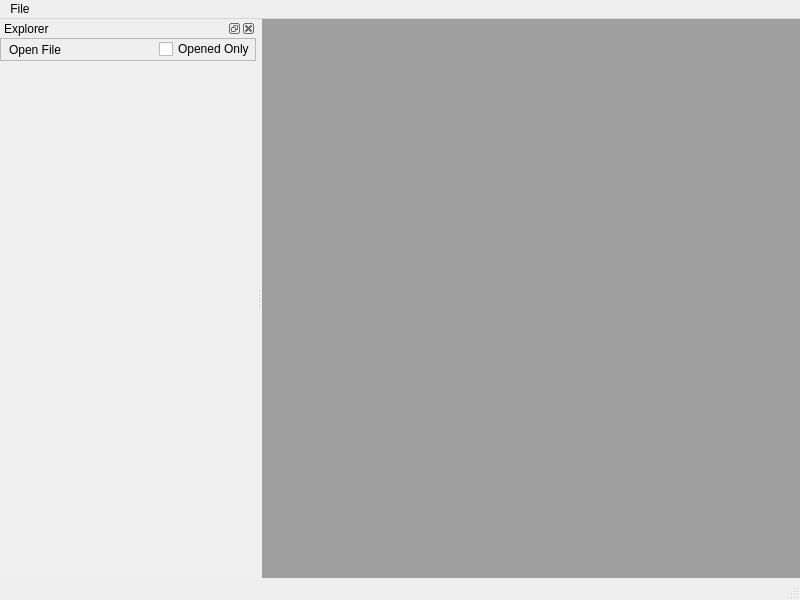
Before: the Qt Designer form view/BinView.ui in ukyouz/Visual-Studio-Debug-Tools, drawn with Qt 5.
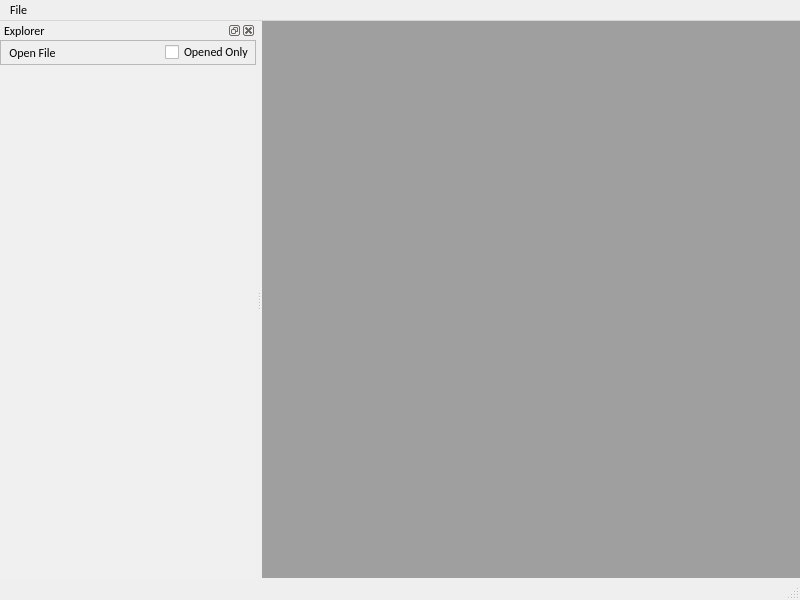
After: the same form once the commit is applied. Icons and pictures are not drawn.

Patch:
```diff
--- a/view/BinView.ui
+++ b/view/BinView.ui
@@ -10,6 +10,11 @@
     <height>600</height>
    </rect>
   </property>
+  <property name="font">
+   <font>
+    <family>Calibri</family>
+   </font>
+  </property>
   <property name="windowTitle">
    <string>MainWindow</string>
   </property>
@@ -38,7 +43,7 @@
      <x>0</x>
      <y>0</y>
      <width>800</width>
-     <height>22</height>
+     <height>23</height>
     </rect>
    </property>
    <widget class="QMenu" name="menuFile">
```
